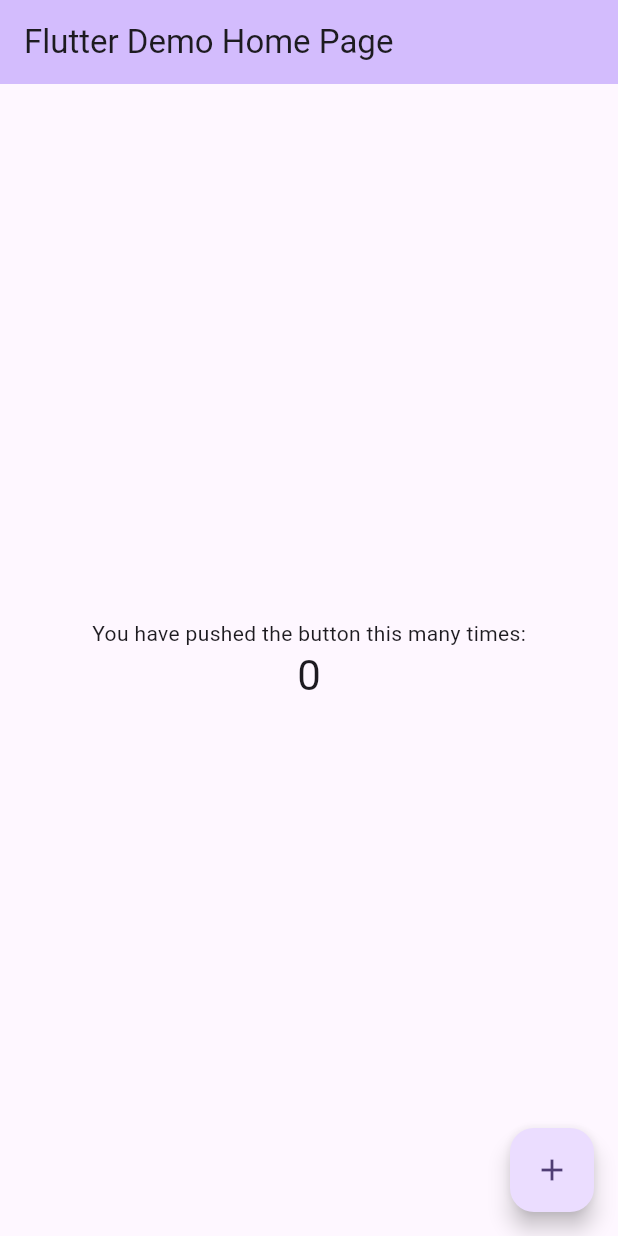
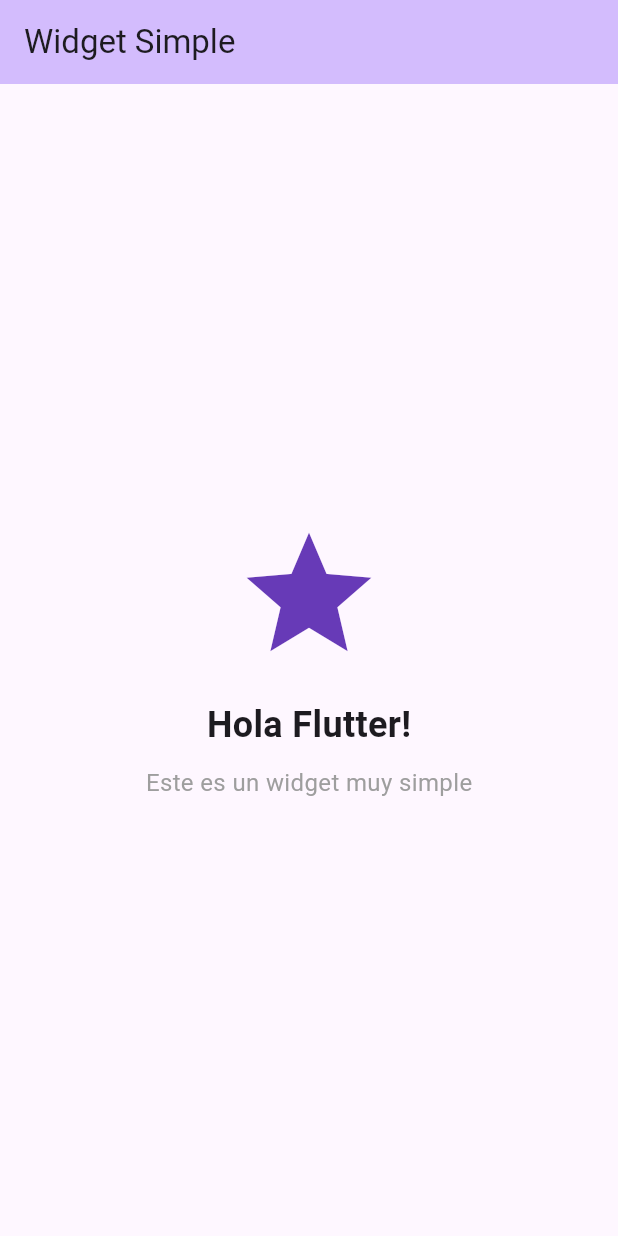
Before and after one commit to gabrielhuav/Flutter-Projects, a Flutter app: the screen it shows after launch, on a phone screen of 412 x 824 dp. Run offline on Flutter 3.47's test engine with Material 3 defaults, Android fonts, the phone set to English and light mode, and no system bars.

Commit message:
Add first widget and update app entry
Replaces the default home page with a new UIElementsMenu widget that displays a simple centered icon and text. Updates the app title and theme usage, and removes the previous counter example.

```diff
--- a/screens_and_widgets_flutter/lib/main.dart
+++ b/screens_and_widgets_flutter/lib/main.dart
@@ -1,4 +1,5 @@
 import 'package:flutter/material.dart';
+import 'ui_elements_menu.dart';
 
 void main() {
   runApp(const MyApp());
@@ -7,116 +8,15 @@ void main() {
 class MyApp extends StatelessWidget {
   const MyApp({super.key});
 
-  // This widget is the root of your application.
   @override
   Widget build(BuildContext context) {
     return MaterialApp(
-      title: 'Flutter Demo',
+      title: 'UI Elements Demo',
       theme: ThemeData(
-        // This is the theme of your application.
-        //
-        // TRY THIS: Try running your application with "flutter run". You'll see
-        // the application has a purple toolbar. Then, without quitting the app,
-        // try changing the seedColor in the colorScheme below to Colors.green
-        // and then invoke "hot reload" (save your changes or press the "hot
-        // reload" button in a Flutter-supported IDE, or press "r" if you used
-        // the command line to start the app).
-        //
-        // Notice that the counter didn't reset back to zero; the application
-        // state is not lost during the reload. To reset the state, use hot
-        // restart instead.
-        //
-        // This works for code too, not just values: Most code changes can be
-        // tested with just a hot reload.
         colorScheme: ColorScheme.fromSeed(seedColor: Colors.deepPurple),
+        useMaterial3: true,
       ),
-      home: const MyHomePage(title: 'Flutter Demo Home Page'),
+      home: const UIElementsMenu(),
     );
   }
 }
-
-class MyHomePage extends StatefulWidget {
-  const MyHomePage({super.key, required this.title});
-
-  // This widget is the home page of your application. It is stateful, meaning
-  // that it has a State object (defined below) that contains fields that affect
-  // how it looks.
-
-  // This class is the configuration for the state. It holds the values (in this
-  // case the title) provided by the parent (in this case the App widget) and
-  // used by the build method of the State. Fields in a Widget subclass are
-  // always marked "final".
-
-  final String title;
-
-  @override
-  State<MyHomePage> createState() => _MyHomePageState();
-}
-
-class _MyHomePageState extends State<MyHomePage> {
-  int _counter = 0;
-
-  void _incrementCounter() {
-    setState(() {
-      // This call to setState tells the Flutter framework that something has
-      // changed in this State, which causes it to rerun the build method below
-      // so that the display can reflect the updated values. If we changed
-      // _counter without calling setState(), then the build method would not be
-      // called again, and so nothing would appear to happen.
-      _counter++;
-    });
-  }
-
-  @override
-  Widget build(BuildContext context) {
-    // This method is rerun every time setState is called, for instance as done
-    // by the _incrementCounter method above.
-    //
-    // The Flutter framework has been optimized to make rerunning build methods
-    // fast, so that you can just rebuild anything that needs updating rather
-    // than having to individually change instances of widgets.
-    return Scaffold(
-      appBar: AppBar(
-        // TRY THIS: Try changing the color here to a specific color (to
-        // Colors.amber, perhaps?) and trigger a hot reload to see the AppBar
-        // change color while the other colors stay the same.
-        backgroundColor: Theme.of(context).colorScheme.inversePrimary,
-        // Here we take the value from the MyHomePage object that was created by
-        // the App.build method, and use it to set our appbar title.
-        title: Text(widget.title),
-      ),
-      body: Center(
-        // Center is a layout widget. It takes a single child and positions it
-        // in the middle of the parent.
-        child: Column(
-          // Column is also a layout widget. It takes a list of children and
-          // arranges them vertically. By default, it sizes itself to fit its
-          // children horizontally, and tries to be as tall as its parent.
-          //
-          // Column has various properties to control how it sizes itself and
-          // how it positions its children. Here we use mainAxisAlignment to
-          // center the children vertically; the main axis here is the vertical
-          // axis because Columns are vertical (the cross axis would be
-          // horizontal).
-          //
-          // TRY THIS: Invoke "debug painting" (choose the "Toggle Debug Paint"
-          // action in the IDE, or press "p" in the console), to see the
-          // wireframe for each widget.
-          mainAxisAlignment: MainAxisAlignment.center,
-          children: <Widget>[
-            const Text('You have pushed the button this many times:'),
-            Text(
-              '$_counter',
-              style: Theme.of(context).textTheme.headlineMedium,
-            ),
-          ],
-        ),
-      ),
-      floatingActionButton: FloatingActionButton(
-        onPressed: _incrementCounter,
-        tooltip: 'Increment',
-        child: const Icon(Icons.add),
-      ), // This trailing comma makes auto-formatting nicer for build methods.
-    );
-  }
-}
--- /dev/null
+++ b/screens_and_widgets_flutter/lib/ui_elements_menu.dart
@@ -0,0 +1,33 @@
+import 'package:flutter/material.dart';
+
+class UIElementsMenu extends StatelessWidget {
+  const UIElementsMenu({super.key});
+
+  @override
+  Widget build(BuildContext context) {
+    return Scaffold(
+      appBar: AppBar(
+        title: const Text('Widget Simple'),
+        backgroundColor: Theme.of(context).colorScheme.inversePrimary,
+      ),
+      body: const Center(
+        child: Column(
+          mainAxisAlignment: MainAxisAlignment.center,
+          children: [
+            Icon(Icons.star, size: 100, color: Colors.deepPurple),
+            SizedBox(height: 20),
+            Text(
+              'Hola Flutter!',
+              style: TextStyle(fontSize: 24, fontWeight: FontWeight.bold),
+            ),
+            SizedBox(height: 10),
+            Text(
+              'Este es un widget muy simple',
+              style: TextStyle(fontSize: 16, color: Colors.grey),
+            ),
+          ],
+        ),
+      ),
+    );
+  }
+}
```
